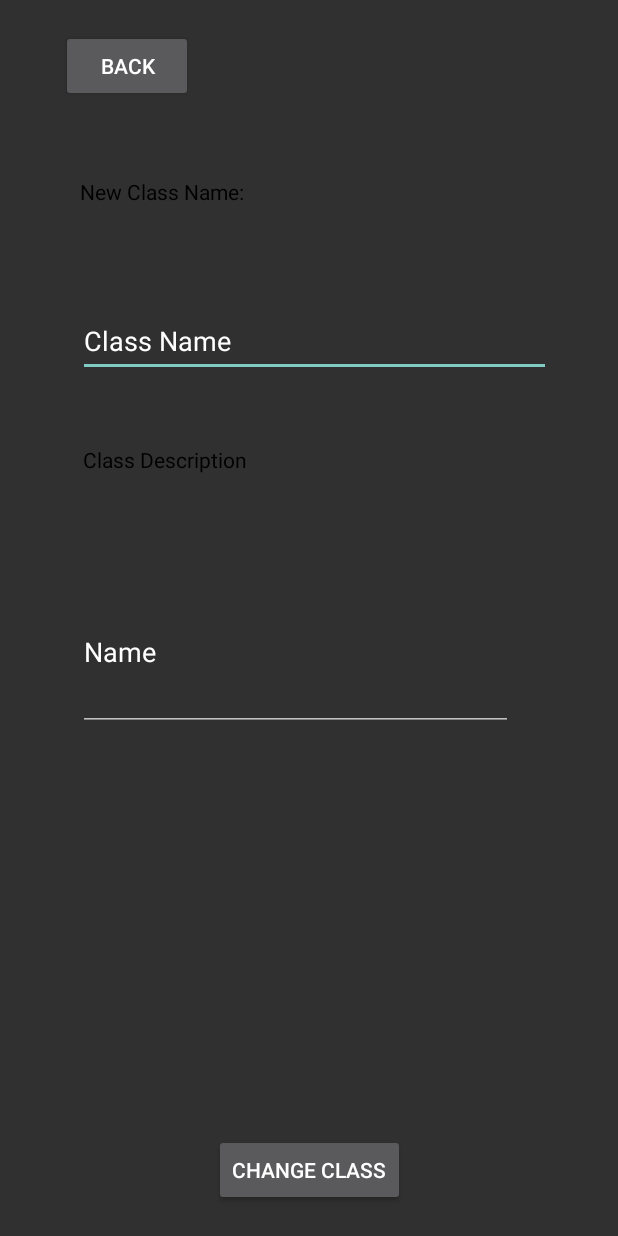
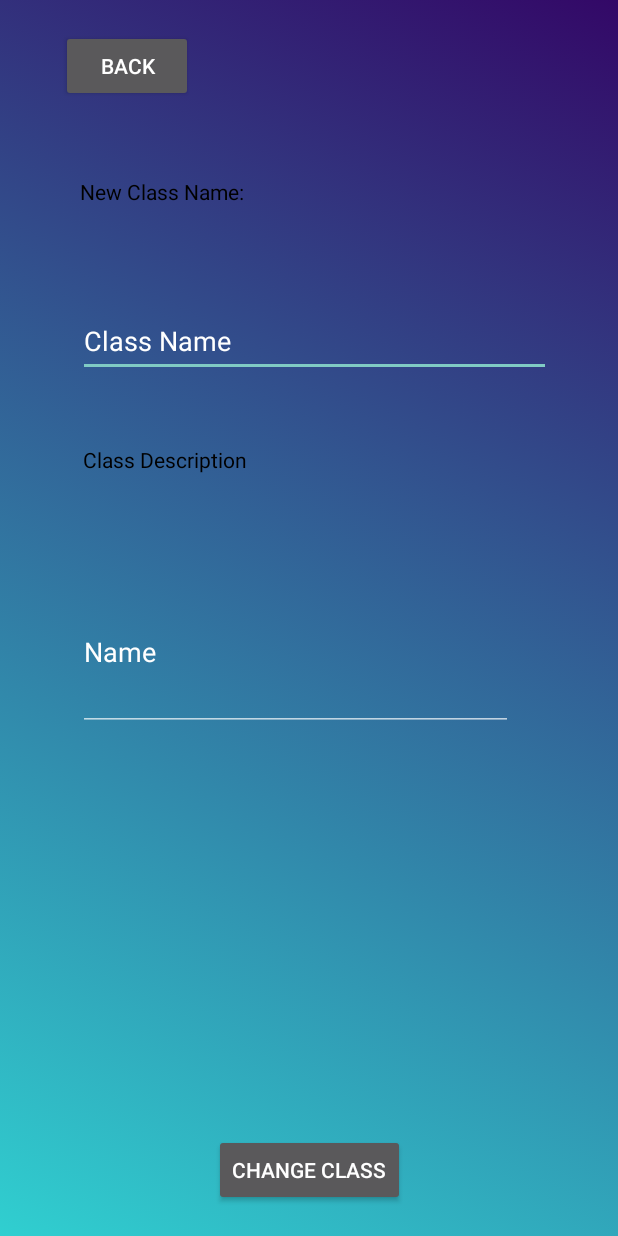
Before and after one commit to ritvik130/Fitbits, an Android app: the layout activity_change_class_screen.xml on its own in the app's theme, with its tools: preview values and no code run, on a phone screen of 412 x 824 dp. Run offline under Robolectric (Android 15) with nearby library versions, the phone set to English and light mode, and no system bars.

Commit message:
Updated background of edit class

```diff
--- a/project/app/src/main/res/layout/activity_cancel_class.xml
+++ b/project/app/src/main/res/layout/activity_cancel_class.xml
@@ -4,7 +4,7 @@
     xmlns:tools="http://schemas.android.com/tools"
     android:layout_width="match_parent"
     android:layout_height="match_parent"
-    tools:context=".Cancelclasses"
+    tools:context=".CancelClass"
     android:background="@drawable/background_gradient">
 
     <Button
--- a/project/app/src/main/res/layout/activity_change_classScreen.xml
+++ b/project/app/src/main/res/layout/activity_change_class_screen.xml
@@ -6,7 +6,8 @@
     android:layout_width="match_parent"
     android:layout_height="match_parent"
     android:autofillHints="Class Name"
-    tools:context=".ChangeClassScreen">
+    tools:context=".ChangeClassScreen"
+    android:background="@drawable/background_gradient">>
 
     <Button
         android:id="@+id/button"
```
